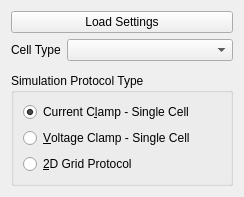
Before: the Qt Designer form src/LongQtMain/chooseprotowidget.ui in hundlab/LongQt, drawn with Qt 5.
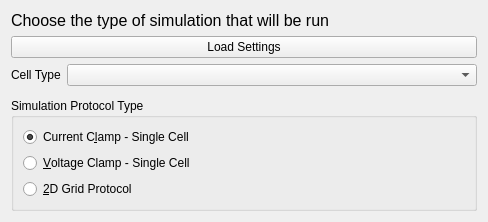
After: the same form once the commit is applied.

Commit message: added descriptions and partially merged dvars and mvars

Patch:
```diff
--- a/src/LongQtMain/chooseprotowidget.ui
+++ b/src/LongQtMain/chooseprotowidget.ui
@@ -6,8 +6,8 @@
    <rect>
     <x>0</x>
     <y>0</y>
-    <width>244</width>
-    <height>179</height>
+    <width>488</width>
+    <height>214</height>
    </rect>
   </property>
   <property name="sizePolicy">
@@ -20,24 +20,24 @@
    <string>Form</string>
   </property>
   <layout class="QFormLayout" name="formLayout">
-   <item row="0" column="0" colspan="2">
+   <item row="1" column="0" colspan="2">
     <widget class="QPushButton" name="readSettings">
      <property name="text">
       <string>Load Settings</string>
      </property>
     </widget>
    </item>
-   <item row="1" column="0">
+   <item row="2" column="0">
     <widget class="QLabel" name="cellTypeLabel">
      <property name="text">
       <string>Cell Type</string>
      </property>
     </widget>
    </item>
-   <item row="1" column="1">
+   <item row="2" column="1">
     <widget class="QComboBox" name="cellType"/>
    </item>
-   <item row="2" column="0">
+   <item row="3" column="0">
     <spacer name="verticalSpacer_2">
      <property name="orientation">
       <enum>Qt::Vertical</enum>
@@ -53,7 +53,7 @@
      </property>
     </spacer>
    </item>
-   <item row="3" column="0" colspan="2">
+   <item row="4" column="0" colspan="2">
     <widget class="QGroupBox" name="protocolType">
      <property name="sizePolicy">
       <sizepolicy hsizetype="Preferred" vsizetype="MinimumExpanding">
@@ -110,6 +110,21 @@
      </layout>
     </widget>
    </item>
+   <item row="0" column="0" colspan="2">
+    <widget class="QLabel" name="description">
+     <property name="font">
+      <font>
+       <pointsize>12</pointsize>
+      </font>
+     </property>
+     <property name="frameShape">
+      <enum>QFrame::NoFrame</enum>
+     </property>
+     <property name="text">
+      <string>Choose the type of simulation that will be run</string>
+     </property>
+    </widget>
+   </item>
   </layout>
  </widget>
  <resources/>
```
The commit also changes 4 other files.
